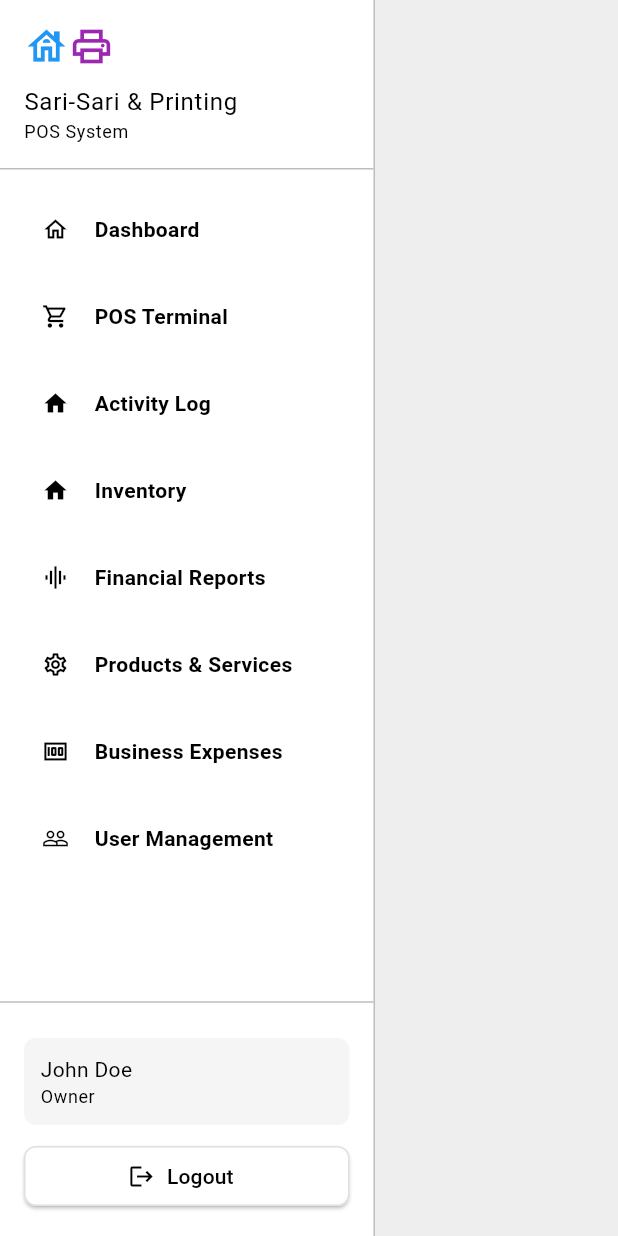
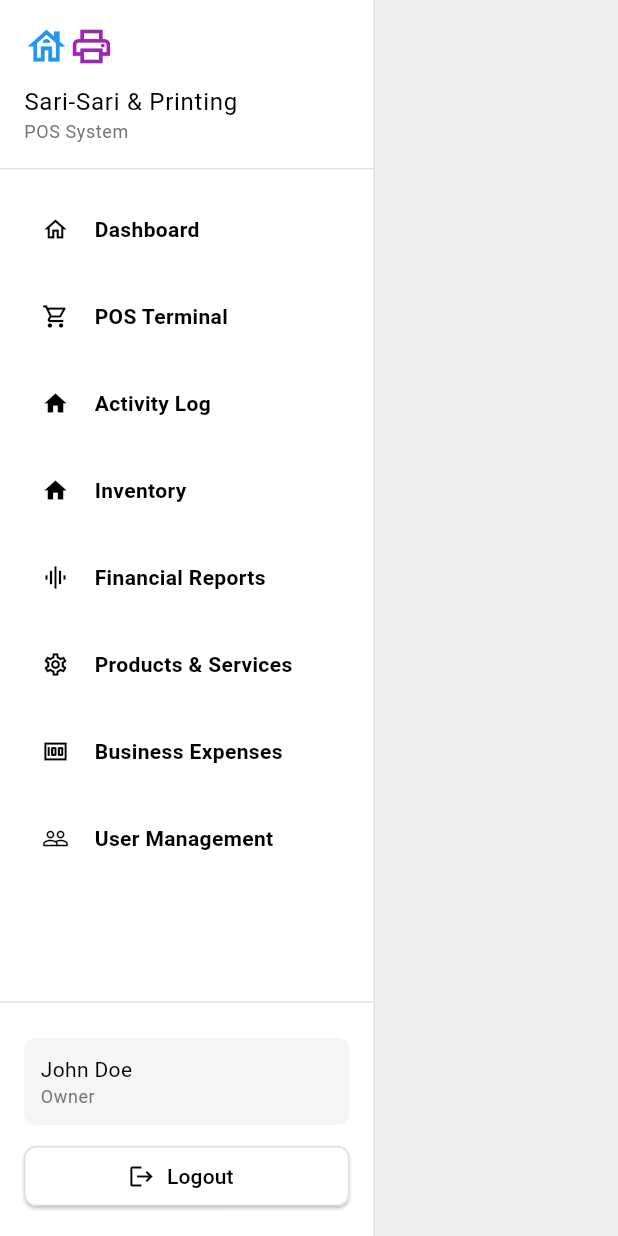
Before and after one commit to GuyWithBag/printsari_sia, a Flutter app: the screen it shows after launch, on a phone screen of 412 x 824 dp. Run offline on Flutter 3.47's test engine with Material 3 defaults, Android fonts, the phone set to English and light mode, and no system bars; our stand-ins replace flutter_hooks, go_router, url_strategy.

Commit message:
feat: Sidebar changes

```diff
--- a/lib/shared/themes/main_theme.dart
+++ b/lib/shared/themes/main_theme.dart
@@ -5,10 +5,10 @@ const textColor = Colors.black;
 ThemeData mainTheme = ThemeData(
   // Define the primary swatch
   colorScheme: ColorScheme.fromSwatch(
-    backgroundColor: Colors.grey[300],
+    backgroundColor: Colors.grey[200],
     cardColor: Colors.white,
   ), // Use the MaterialColor,
-  dividerTheme: DividerThemeData(color: Colors.grey[400], thickness: 1),
+  dividerTheme: DividerThemeData(color: Colors.grey[300], thickness: 1),
   elevatedButtonTheme: ElevatedButtonThemeData(
     style: ElevatedButton.styleFrom(
       foregroundColor: Colors.black, // Button background
@@ -26,5 +26,5 @@ ThemeData mainTheme = ThemeData(
       shape: RoundedRectangleBorder(borderRadius: BorderRadius.circular(8)),
     ),
   ),
-  textTheme: TextTheme(),
+  textTheme: TextTheme(bodySmall: TextStyle(color: Colors.grey[600])),
 );
```
Also changed, not shown: pubspec.yaml (+6 -5 lines), pubspec.lock.
